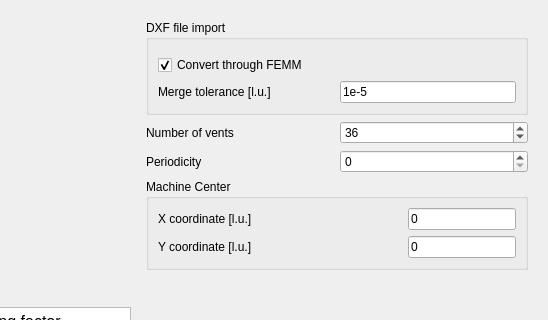
Eomys/pyleecan, file pyleecan/GUI/Dxf/DXF_Surf.ui: the form before one commit; both pictures show x 316 to 864 and y 0 to 320 of the 864 by 653 pixel window.
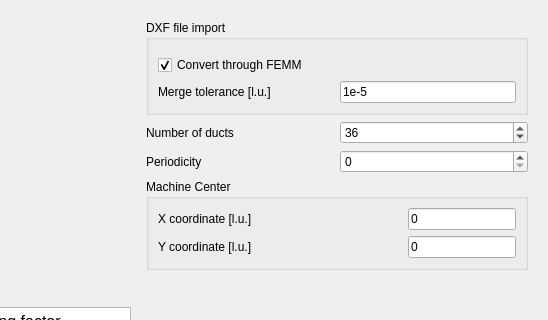
The form after the commit. Icons and pictures are not drawn. Custom widgets are drawn as their Qt base class.

Commit message: [CO] Vent UD definition

```diff
--- a/pyleecan/GUI/Dxf/DXF_Surf.ui
+++ b/pyleecan/GUI/Dxf/DXF_Surf.ui
@@ -156,7 +156,7 @@
         <item row="0" column="0">
          <widget class="QLabel" name="in_Zh">
           <property name="text">
-           <string>Number of vents</string>
+           <string>Number of ducts</string>
           </property>
          </widget>
         </item>
```
The commit also changes 8 other files.
